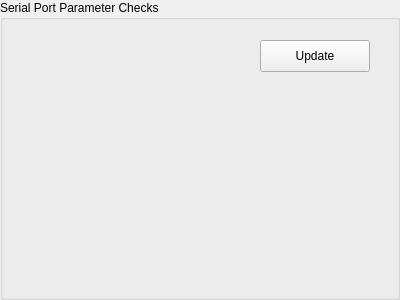
Qt form VSPClient/ui/pgchecks.ui (britus/VSPClient) before a commit.
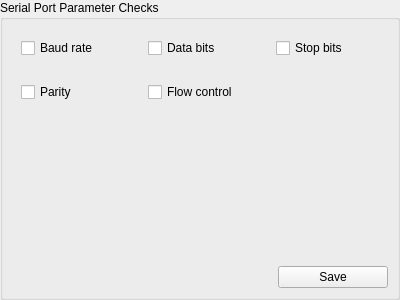
The same form after that commit.

```diff
--- a/VSPClient/ui/pgchecks.ui
+++ b/VSPClient/ui/pgchecks.ui
@@ -34,25 +34,112 @@
      <property name="title">
       <string>Serial Port Parameter Checks</string>
      </property>
-     <widget class="QPushButton" name="btnUpdate">
-      <property name="geometry">
-       <rect>
-        <x>260</x>
-        <y>40</y>
-        <width>110</width>
-        <height>32</height>
-       </rect>
-      </property>
-      <property name="minimumSize">
-       <size>
-        <width>110</width>
-        <height>0</height>
-       </size>
-      </property>
-      <property name="text">
-       <string>Update</string>
-      </property>
-     </widget>
+     <layout class="QVBoxLayout" name="verticalLayout_2">
+      <item>
+       <widget class="QWidget" name="widget_2" native="true">
+        <layout class="QGridLayout" name="gridLayout">
+         <property name="spacing">
+          <number>24</number>
+         </property>
+         <item row="0" column="0">
+          <widget class="QCheckBox" name="cbxBaudRate">
+           <property name="text">
+            <string>Baud rate</string>
+           </property>
+          </widget>
+         </item>
+         <item row="0" column="1">
+          <widget class="QCheckBox" name="cbxDataBits">
+           <property name="text">
+            <string>Data bits</string>
+           </property>
+          </widget>
+         </item>
+         <item row="0" column="2">
+          <widget class="QCheckBox" name="cbxStopBits">
+           <property name="text">
+            <string>Stop bits</string>
+           </property>
+          </widget>
+         </item>
+         <item row="1" column="0">
+          <widget class="QCheckBox" name="cbxParity">
+           <property name="text">
+            <string>Parity</string>
+           </property>
+          </widget>
+         </item>
+         <item row="1" column="1">
+          <widget class="QCheckBox" name="cbxFlowCtrl">
+           <property name="text">
+            <string>Flow control</string>
+           </property>
+          </widget>
+         </item>
+        </layout>
+       </widget>
+      </item>
+      <item>
+       <spacer name="verticalSpacer">
+        <property name="orientation">
+         <enum>Qt::Vertical</enum>
+        </property>
+        <property name="sizeHint" stdset="0">
+         <size>
+          <width>20</width>
+          <height>119</height>
+         </size>
+        </property>
+       </spacer>
+      </item>
+      <item>
+       <widget class="QWidget" name="widget" native="true">
+        <layout class="QHBoxLayout" name="horizontalLayout">
+         <property name="spacing">
+          <number>24</number>
+         </property>
+         <property name="leftMargin">
+          <number>0</number>
+         </property>
+         <property name="topMargin">
+          <number>0</number>
+         </property>
+         <property name="rightMargin">
+          <number>0</number>
+         </property>
+         <property name="bottomMargin">
+          <number>0</number>
+         </property>
+         <item>
+          <spacer name="horizontalSpacer">
+           <property name="orientation">
+            <enum>Qt::Horizontal</enum>
+           </property>
+           <property name="sizeHint" stdset="0">
+            <size>
+             <width>229</width>
+             <height>20</height>
+            </size>
+           </property>
+          </spacer>
+         </item>
+         <item>
+          <widget class="QPushButton" name="btnUpdate">
+           <property name="minimumSize">
+            <size>
+             <width>110</width>
+             <height>0</height>
+            </size>
+           </property>
+           <property name="text">
+            <string>Save</string>
+           </property>
+          </widget>
+         </item>
+        </layout>
+       </widget>
+      </item>
+     </layout>
     </widget>
    </item>
   </layout>
```
Left out of the diff: 8 changed lines with no effect on the pictures.
